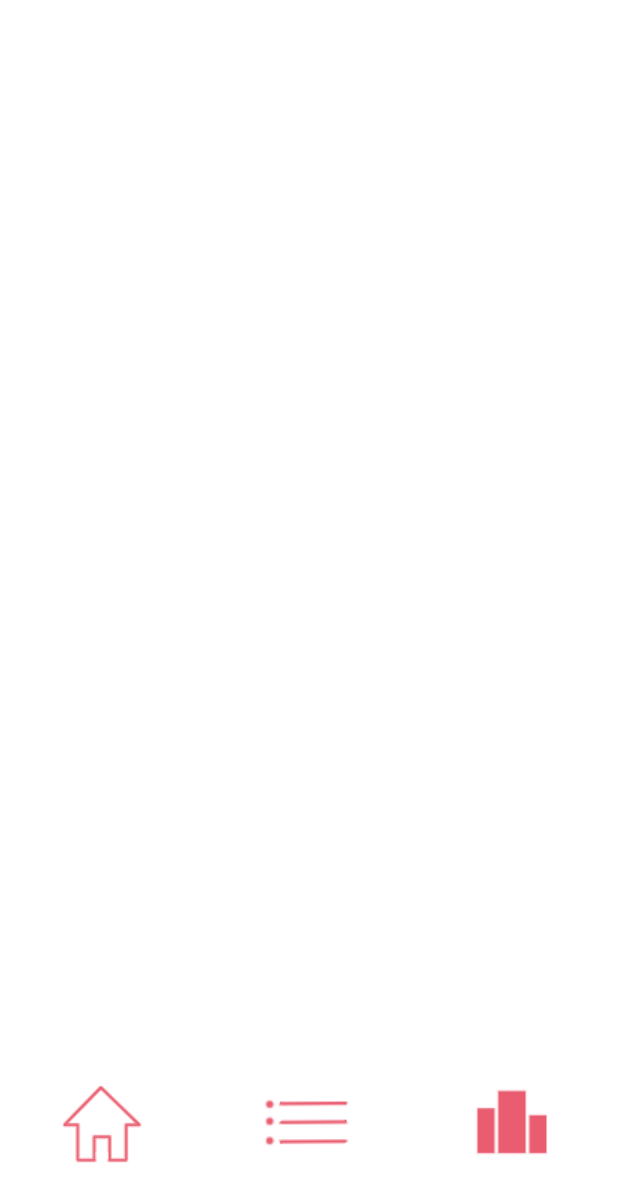
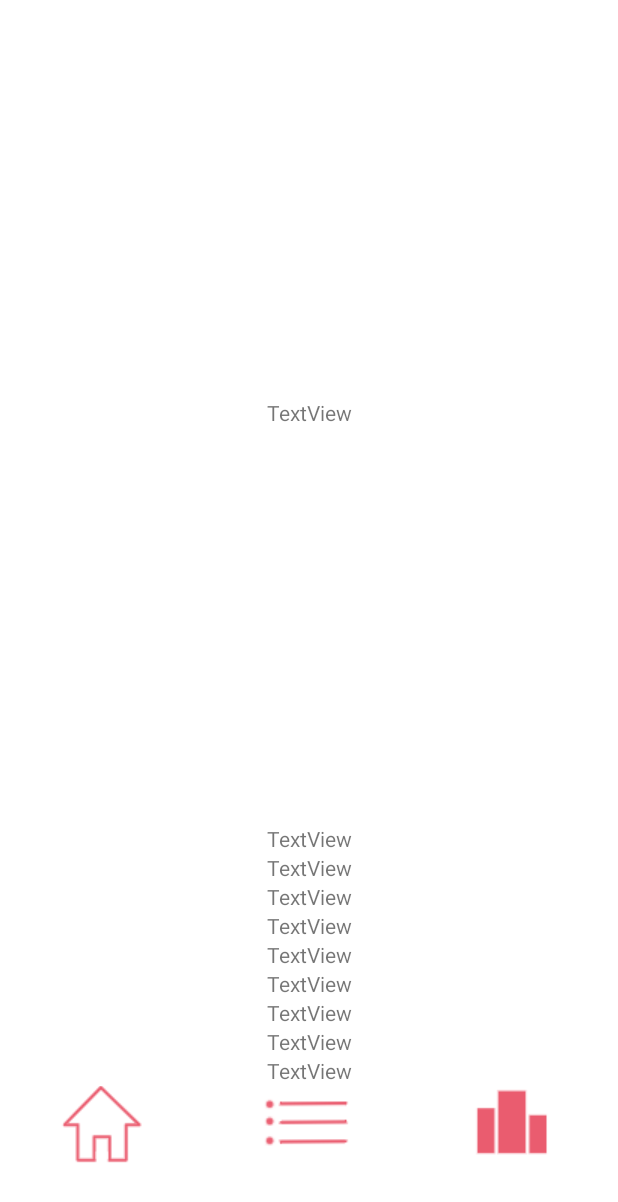
Before and after one commit to Pranav-Pra/GamificationCougarHacks, an Android app: the layout activity_leaderboard.xml on its own in the app's theme, with its tools: preview values and no code run, on a phone screen of 412 x 824 dp. Shown: the top 1202 px of the screen. Run offline under Robolectric (Android 15) with nearby library versions, the phone set to English and light mode, and no system bars.

Commit message:
finished leaderboard

```diff
--- a/app/src/main/java/com/example/gamification/Leaderboard.java
+++ b/app/src/main/java/com/example/gamification/Leaderboard.java
@@ -3,17 +3,41 @@ package com.example.gamification;
 import androidx.appcompat.app.AppCompatActivity;
 
 import android.os.Bundle;
+import android.widget.TextView;
 
 import java.util.ArrayList;
 
 public class Leaderboard extends AppCompatActivity {
     ArrayList<Profile> leaderboardObject = new ArrayList<>();
+    FirebaseHelper dbHelper;
     @Override
     protected void onCreate(Bundle savedInstanceState) {
         super.onCreate(savedInstanceState);
         setContentView(R.layout.activity_leaderboard);
+        dbHelper = new FirebaseHelper();
+       // leaderboardObject = dbHelper.getGroupProfiles();
         leaderboardObject = merge(leaderboardObject);
 
+        TextView text1 = findViewById(R.id.first);
+        text1.setText("1\t" + leaderboardObject.get(0).toString());
+        TextView text2 = findViewById(R.id.textView2);
+        text2.setText("2\t" + leaderboardObject.get(1).toString());
+        TextView text3 = findViewById(R.id.textView3);
+        text3.setText("3\t" + leaderboardObject.get(2).toString());
+        TextView text4 = findViewById(R.id.textView4);
+        text4.setText("4\t" + leaderboardObject.get(3).toString());
+        TextView text5 = findViewById(R.id.textView5);
+        text5.setText("5\t" + leaderboardObject.get(4).toString());
+        TextView text6 = findViewById(R.id.textView6);
+        text6.setText("6\t" + leaderboardObject.get(5).toString());
+        TextView text7 = findViewById(R.id.textView7);
+        text7.setText("7\t" + leaderboardObject.get(6).toString());
+        TextView text8 = findViewById(R.id.textView8);
+        text8.setText("8\t" + leaderboardObject.get(7).toString());
+        TextView text9 = findViewById(R.id.textView9);
+        text9.setText("9\t" + leaderboardObject.get(8).toString());
+        TextView text10 = findViewById(R.id.textView10);
+        text10.setText("10\t" + leaderboardObject.get(9).toString());
 
     }
 
--- a/app/src/main/res/layout/activity_leaderboard.xml
+++ b/app/src/main/res/layout/activity_leaderboard.xml
@@ -41,4 +41,95 @@
         app:layout_constraintTop_toTopOf="parent"
         app:layout_constraintVertical_bias="0.936"
         app:srcCompat="@drawable/task" />
+
+    <TextView
+        android:id="@+id/first"
+        android:layout_width="wrap_content"
+        android:layout_height="wrap_content"
+        android:text="TextView"
+        app:layout_constraintBottom_toTopOf="@+id/textView2"
+        app:layout_constraintEnd_toEndOf="parent"
+        app:layout_constraintStart_toStartOf="parent"
+        app:layout_constraintTop_toTopOf="parent" />
+
+    <TextView
+        android:id="@+id/textView2"
+        android:layout_width="wrap_content"
+        android:layout_height="wrap_content"
+        android:text="TextView"
+        app:layout_constraintBottom_toTopOf="@+id/textView3"
+        app:layout_constraintEnd_toEndOf="parent"
+        app:layout_constraintStart_toStartOf="parent" />
+
+    <TextView
+        android:id="@+id/textView3"
+        android:layout_width="wrap_content"
+        android:layout_height="wrap_content"
+        android:text="TextView"
+        app:layout_constraintBottom_toTopOf="@+id/textView4"
+        app:layout_constraintEnd_toEndOf="parent"
+        app:layout_constraintStart_toStartOf="parent" />
+
+    <TextView
+        android:id="@+id/textView4"
+        android:layout_width="wrap_content"
+        android:layout_height="wrap_content"
+        android:text="TextView"
+        app:layout_constraintBottom_toTopOf="@+id/textView5"
+        app:layout_constraintEnd_toEndOf="parent"
+        app:layout_constraintStart_toStartOf="parent" />
+
+    <TextView
+        android:id="@+id/textView5"
+        android:layout_width="wrap_content"
+        android:layout_height="wrap_content"
+        android:text="TextView"
+        app:layout_constraintBottom_toTopOf="@+id/textView6"
+        app:layout_constraintEnd_toEndOf="parent"
+        app:layout_constraintStart_toStartOf="parent" />
+
+    <TextView
+        android:id="@+id/textView6"
+        android:layout_width="wrap_content"
+        android:layout_height="wrap_content"
+        android:text="TextView"
+        app:layout_constraintBottom_toTopOf="@+id/textView7"
+        app:layout_constraintEnd_toEndOf="parent"
+        app:layout_constraintStart_toStartOf="parent" />
+
+    <TextView
+        android:id="@+id/textView7"
+        android:layout_width="wrap_content"
+        android:layout_height="wrap_content"
+        android:text="TextView"
+        app:layout_constraintBottom_toTopOf="@+id/textView8"
+        app:layout_constraintEnd_toEndOf="parent"
+        app:layout_constraintStart_toStartOf="parent" />
+
+    <TextView
+        android:id="@+id/textView8"
+        android:layout_width="wrap_content"
+        android:layout_height="wrap_content"
+        android:text="TextView"
+        app:layout_constraintBottom_toTopOf="@+id/textView9"
+        app:layout_constraintEnd_toEndOf="parent"
+        app:layout_constraintStart_toStartOf="parent" />
+
+    <TextView
+        android:id="@+id/textView9"
+        android:layout_width="wrap_content"
+        android:layout_height="wrap_content"
+        android:text="TextView"
+        app:layout_constraintBottom_toTopOf="@+id/textView10"
+        app:layout_constraintEnd_toEndOf="parent"
+        app:layout_constraintStart_toStartOf="parent" />
+
+    <TextView
+        android:id="@+id/textView10"
+        android:layout_width="wrap_content"
+        android:layout_height="wrap_content"
+        android:text="TextView"
+        app:layout_constraintBottom_toTopOf="@+id/imageButton6"
+        app:layout_constraintEnd_toEndOf="parent"
+        app:layout_constraintStart_toStartOf="parent" />
 </androidx.constraintlayout.widget.ConstraintLayout>
```
